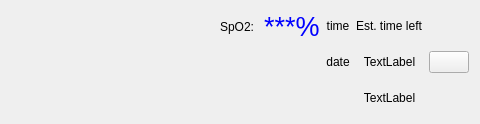
Before: the Qt Designer form src/libs/recorder/ui/patientstatusbar.ui in mannd/epsimulator, drawn with Qt 5; both pictures show x 992 to 1472 and y 0 to 124 of the 1472 by 124 pixel window.
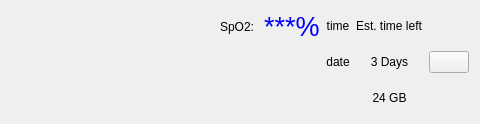
After: the same form once the commit is applied. Icons and pictures are not drawn.

Patch:
```diff
--- a/src/libs/recorder/ui/patientstatusbar.ui
+++ b/src/libs/recorder/ui/patientstatusbar.ui
@@ -645,7 +645,7 @@
        <item row="1" column="1">
         <widget class="QLabel" name="estTimeLabel">
          <property name="text">
-          <string>TextLabel</string>
+          <string>3 Days</string>
          </property>
          <property name="alignment">
           <set>Qt::AlignCenter</set>
@@ -655,7 +655,7 @@
        <item row="2" column="1">
         <widget class="QLabel" name="estDiskSpaceLabel">
          <property name="text">
-          <string>TextLabel</string>
+          <string>24 GB</string>
          </property>
          <property name="alignment">
           <set>Qt::AlignCenter</set>
```
Left out of the diff: 1 changed line with no effect on the pictures.
